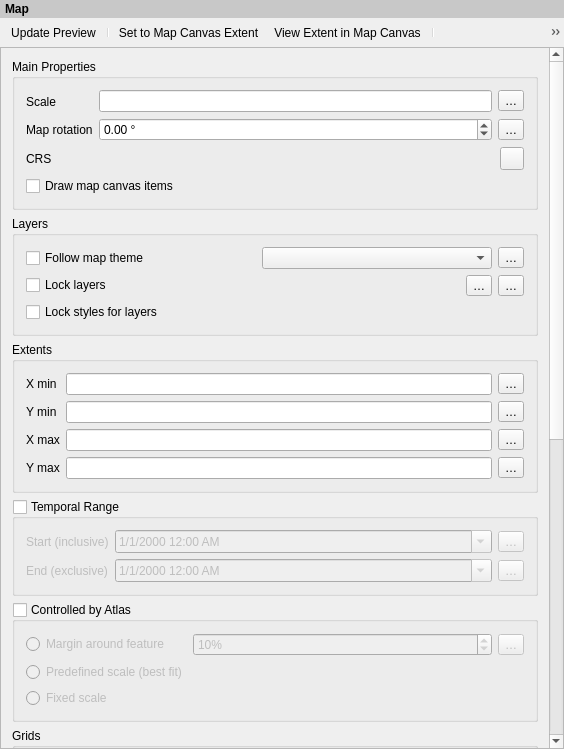
This is src/ui/layout/qgslayoutmapwidgetbase.ui in nextgis/nextgisqgis as Qt 5 draws it before an edit. The edited form follows.
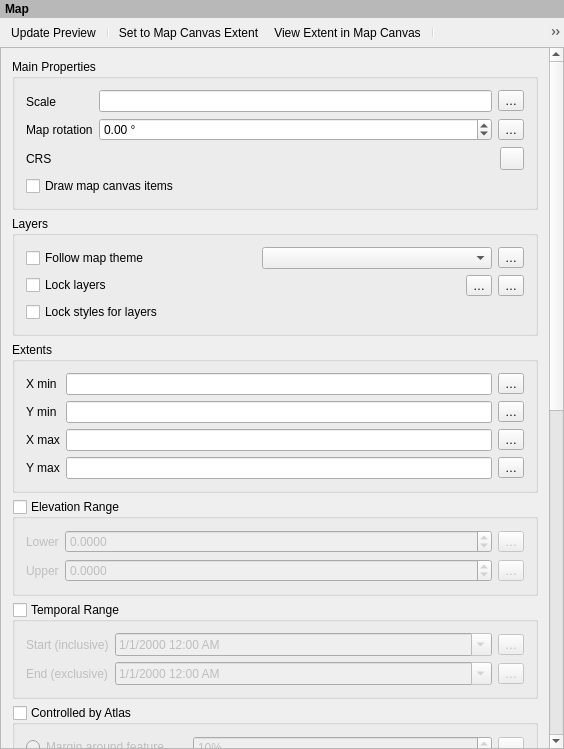
This is the edited form. Icons and pictures are not drawn. Custom widgets are drawn as their Qt base class.

Diff of the .ui file:
```diff
--- a/src/ui/layout/qgslayoutmapwidgetbase.ui
+++ b/src/ui/layout/qgslayoutmapwidgetbase.ui
@@ -44,7 +44,7 @@
       </sizepolicy>
      </property>
      <property name="styleSheet">
-      <string notr="true">padding: 2px; font-weight: bold; background-color: rgb(200, 200, 200);</string>
+      <string notr="true">padding: 2px; font-weight: bold; background-color: palette(mid);</string>
      </property>
      <property name="text">
       <string>Map</string>
@@ -88,9 +88,9 @@
       <property name="geometry">
        <rect>
         <x>0</x>
-        <y>0</y>
-        <width>548</width>
-        <height>1336</height>
+        <y>-798</y>
+        <width>539</width>
+        <height>1640</height>
        </rect>
       </property>
       <property name="sizePolicy">
@@ -425,6 +425,105 @@
          </layout>
         </widget>
        </item>
+       <item>
+        <widget class="QgsCollapsibleGroupBoxBasic" name="mElevationRangeCheckBox">
+         <property name="title">
+          <string>Elevation Range</string>
+         </property>
+         <property name="checkable">
+          <bool>true</bool>
+         </property>
+         <property name="checked">
+          <bool>false</bool>
+         </property>
+         <property name="collapsed" stdset="0">
+          <bool>true</bool>
+         </property>
+         <property name="syncGroup" stdset="0">
+          <string notr="true">composeritem</string>
+         </property>
+         <layout class="QGridLayout" name="gridLayout_6">
+          <item row="0" column="0">
+           <widget class="QLabel" name="mStartDateTimeLabel_2">
+            <property name="text">
+             <string>Lower</string>
+            </property>
+            <property name="wordWrap">
+             <bool>false</bool>
+            </property>
+            <property name="buddy">
+             <cstring>mStartDateTime</cstring>
+            </property>
+           </widget>
+          </item>
+          <item row="0" column="2">
+           <widget class="QgsPropertyOverrideButton" name="mZLowerDDBtn">
+            <property name="text">
+             <string>…</string>
+            </property>
+           </widget>
+          </item>
+          <item row="1" column="0">
+           <widget class="QLabel" name="mEndDateTimeLabel_2">
+            <property name="text">
+             <string>Upper</string>
+            </property>
+            <property name="wordWrap">
+             <bool>false</bool>
+            </property>
+            <property name="buddy">
+             <cstring>mEndDateTime</cstring>
+            </property>
+           </widget>
+          </item>
+          <item row="1" column="2">
+           <widget class="QgsPropertyOverrideButton" name="mZUpperDDBtn">
+            <property name="text">
+             <string>…</string>
+            </property>
+           </widget>
+          </item>
+          <item row="0" column="1">
+           <widget class="QgsDoubleSpinBox" name="mZLowerSpin">
+            <property name="sizePolicy">
+             <sizepolicy hsizetype="Expanding" vsizetype="Fixed">
+              <horstretch>0</horstretch>
+              <verstretch>0</verstretch>
+             </sizepolicy>
+            </property>
+            <property name="decimals">
+             <number>4</number>
+            </property>
+            <property name="minimum">
+             <double>-9999999999.000000000000000</double>
+            </property>
+            <property name="maximum">
+             <double>9999999999.000000000000000</double>
+            </property>
+           </widget>
+          </item>
+          <item row="1" column="1">
+           <widget class="QgsDoubleSpinBox" name="mZUpperSpin">
+            <property name="sizePolicy">
+             <sizepolicy hsizetype="Expanding" vsizetype="Fixed">
+              <horstretch>0</horstretch>
+              <verstretch>0</verstretch>
+             </sizepolicy>
+            </property>
+            <property name="decimals">
+             <number>4</number>
+            </property>
+            <property name="minimum">
+             <double>-9999999999.000000000000000</double>
+            </property>
+            <property name="maximum">
+             <double>9999999999.000000000000000</double>
+            </property>
+           </widget>
+          </item>
+         </layout>
+        </widget>
+       </item>
        <item>
         <widget class="QgsCollapsibleGroupBoxBasic" name="mTemporalCheckBox">
          <property name="title">
@@ -653,6 +752,20 @@
               </property>
              </widget>
             </item>
+            <item>
+             <widget class="QPushButton" name="mCopyGridPushButton">
+              <property name="toolTip">
+               <string>Duplicate selected grid</string>
+              </property>
+              <property name="text">
+               <string/>
+              </property>
+              <property name="icon">
+               <iconset resource="../../../images/images.qrc">
+                <normaloff>:/images/themes/default/mActionDuplicateLayout.svg</normaloff>:/images/themes/default/mActionDuplicateLayout.svg</iconset>
+              </property>
+             </widget>
+            </item>
             <item>
              <widget class="QPushButton" name="mGridUpButton">
               <property name="toolTip">
```
Left out of the diff: 5 changed lines with no effect on the pictures.
